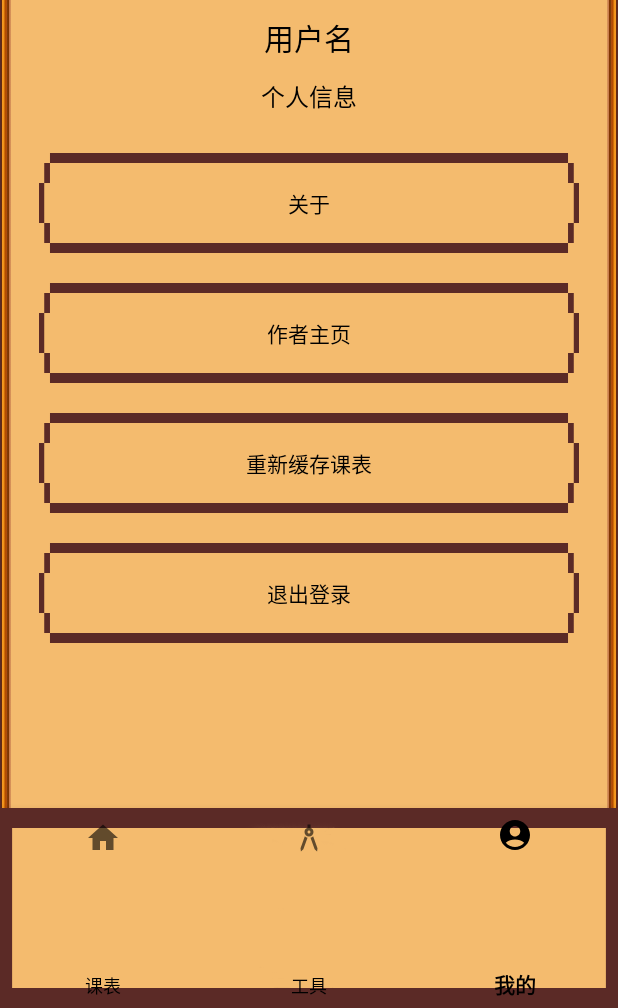
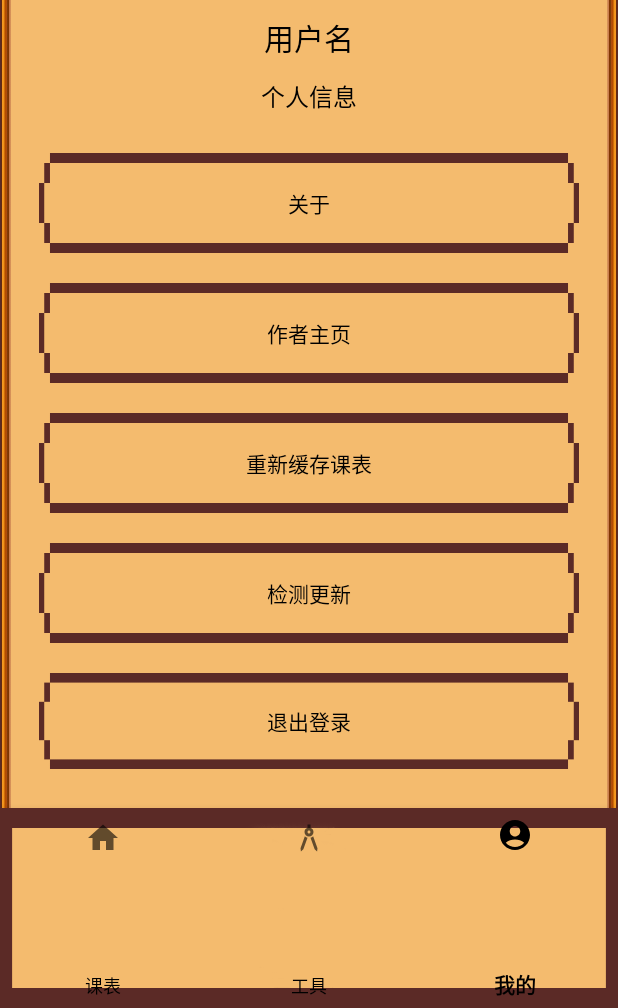
Before and after one commit to GoodBoyboy666/HUT, an Android app: the fragment FragmentTool placed in its activity, item 3 of the bottom bar chosen, on a phone screen of 412 x 824 dp, the part 228-1236 px from its top. Run offline under Robolectric (Android 15) with nearby library versions, the phone set to English and light mode, and no system bars; network calls fail.

Commit message:
更新注释与增加检查更新功能

```diff
--- a/app/build.gradle.kts
+++ b/app/build.gradle.kts
@@ -12,7 +12,7 @@ android {
         minSdk = 26
         targetSdk = 34
         versionCode = 1
-        versionName = "0.0.10"
+        versionName = "1.0.0"
 
         testInstrumentationRunner = "androidx.test.runner.AndroidJUnitRunner"
     }
--- a/app/src/main/java/top/goodboyboy/hut/FragmentTool.kt
+++ b/app/src/main/java/top/goodboyboy/hut/FragmentTool.kt
@@ -20,10 +20,6 @@ class FragmentTool : Fragment() {
         return binding.root
     }
 
-    override fun onViewCreated(view: View, savedInstanceState: Bundle?) {
-        super.onViewCreated(view, savedInstanceState)
-    }
-
     override fun onDestroyView() {
         super.onDestroyView()
         _binding = null
--- a/app/src/main/java/top/goodboyboy/hut/GlobalStaticMembers.kt
+++ b/app/src/main/java/top/goodboyboy/hut/GlobalStaticMembers.kt
@@ -9,5 +9,6 @@ class GlobalStaticMembers {
         const val backupAPI = "http://jwxt.hut.edu.cn:83/"
         val jwxtAPI = listOf(mainAPI, backupAPI)
         var apiSelected = 0
+        var VersionName="1.0.0"
     }
 }
--- a/app/src/main/java/top/goodboyboy/hut/LoginActivity.kt
+++ b/app/src/main/java/top/goodboyboy/hut/LoginActivity.kt
@@ -143,6 +143,11 @@ class LoginActivity : AppCompatActivity() {
         }
     }
 
+    /**
+     * 登录
+     *
+     * @return 登录状态对象
+     */
     private fun checkLogin(): AuthStatus {
 //        return MainFunction(MainFunction.getHttpClient(),this).authentication(binding.userNum.text.toString(),binding.userPasswd.text.toString())
         return KbFunction.authentication(
--- a/app/src/main/res/layout/fragment_me.xml
+++ b/app/src/main/res/layout/fragment_me.xml
@@ -71,6 +71,12 @@
                 android:text="@string/clean_kb_cache"
                 android:layout_margin="10dp"/>
             <Button
+                android:id="@+id/me_button_check_new"
+                android:layout_width="match_parent"
+                android:layout_height="wrap_content"
+                android:text="@string/check_update"
+                android:layout_margin="10dp"/>
+            <Button
                 android:id="@+id/me_button_logout"
                 android:layout_width="match_parent"
                 android:layout_height="wrap_content"
--- a/app/src/main/res/values/strings.xml
+++ b/app/src/main/res/values/strings.xml
@@ -26,5 +26,6 @@
     <string name="cache_kb_placeholder">正在下载课表，请稍候…%s</string>
     <string name="clean_kb_cache">重新缓存课表</string>
     <string name="choose_API">请选择线路：</string>
-    <string name="about_info" translatable="false">内部测试版本0.0.10\nWritten by GoodBoyboy</string>
+    <string name="about_info" translatable="false">正式版本：v%s\nWritten by GoodBoyboy</string>
+    <string name="check_update">检测更新</string>
 </resources>
```
Also changed, not shown: app/src/main/java/top/goodboyboy/hut/CacheActivity.kt (+28 -0 lines), app/src/main/java/top/goodboyboy/hut/CheckUpdate.kt (added, +102 -0 lines), app/src/main/java/top/goodboyboy/hut/FragmentMe.kt (+26 -1 lines), app/src/main/java/top/goodboyboy/hut/KbFunction.kt (+28 -1 lines), app/src/main/java/top/goodboyboy/hut/MainActivityPage.kt (+9 -1 lines), 1 other file.
